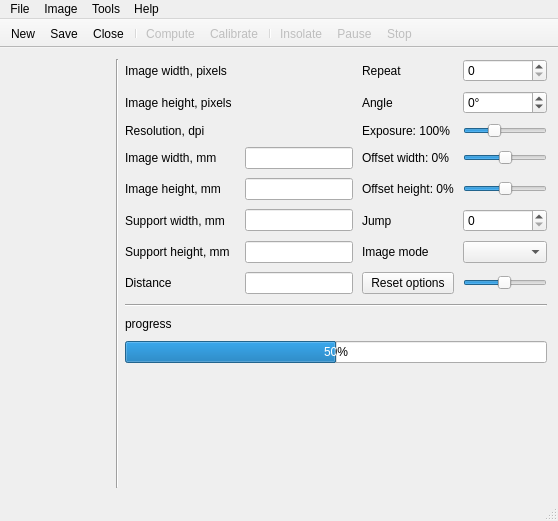
This is projecteurlaser.ui in troisiemetype/c-projecteur-laser as Qt 5 draws it before an edit. The edited form follows.
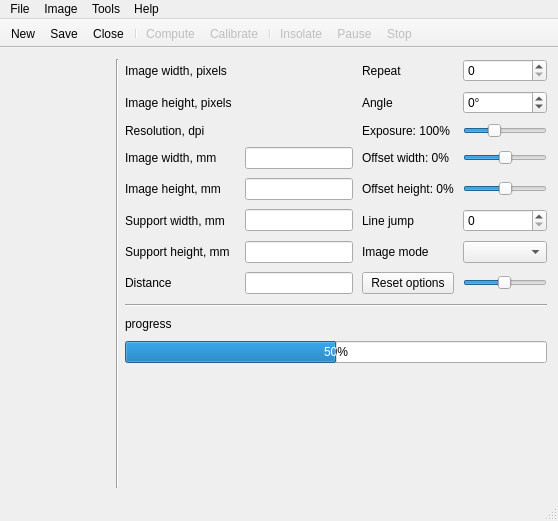
This is the edited form.

Commit message: Modified Audio: Moved format definition in a dedicated function. Added a function to display device info (now used to print infos, but may be used for setup). Added header definition for file saving. Sarted to work on a display algorithm based on bresenham's. Modified ComputeImage: Added a sight to calibrate the laser. Started to work on a more precise display algorithm. Modified ProjecteurLaser: Added settings. For now just remember main window position. Added calibrate code.

Diff of the .ui file:
```diff
--- a/projecteurlaser.ui
+++ b/projecteurlaser.ui
@@ -179,7 +179,7 @@
           <item row="5" column="4">
            <widget class="QLabel" name="jumpLabel">
             <property name="text">
-             <string>Jump</string>
+             <string>Line jump</string>
             </property>
            </widget>
           </item>
```
Left out of the diff: 14 changed lines with no effect on the pictures. The commit also changes 6 other files.
